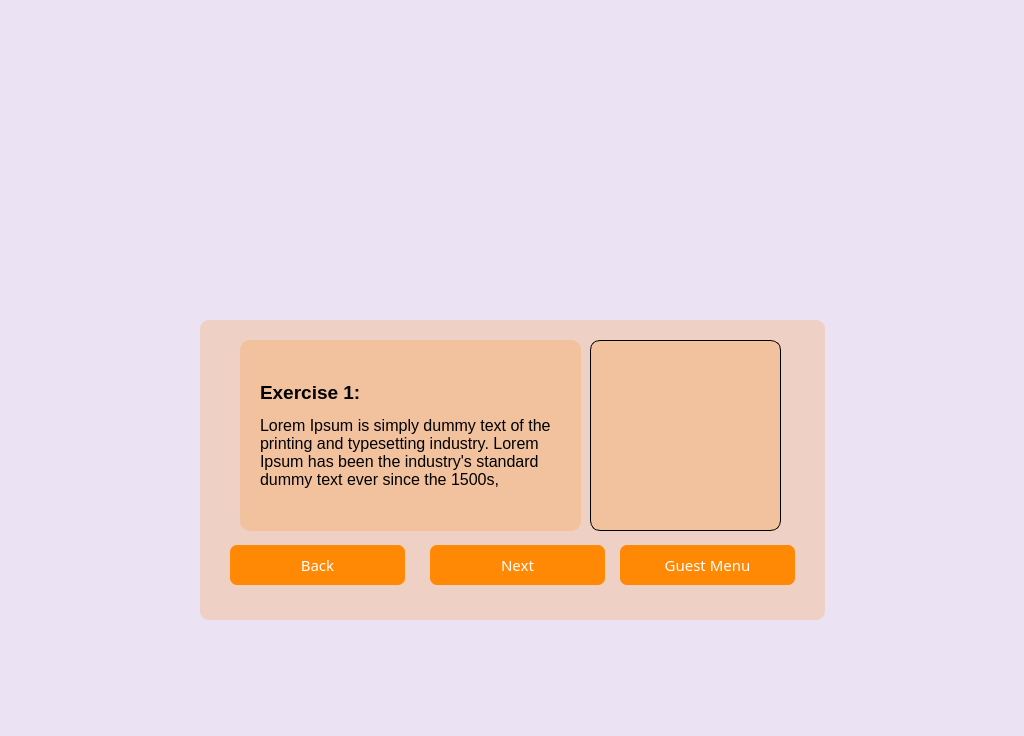
First picture: the form in static/guest_exercises.ui, repository lakshmivishal9496/Soft-Health, before the edit.
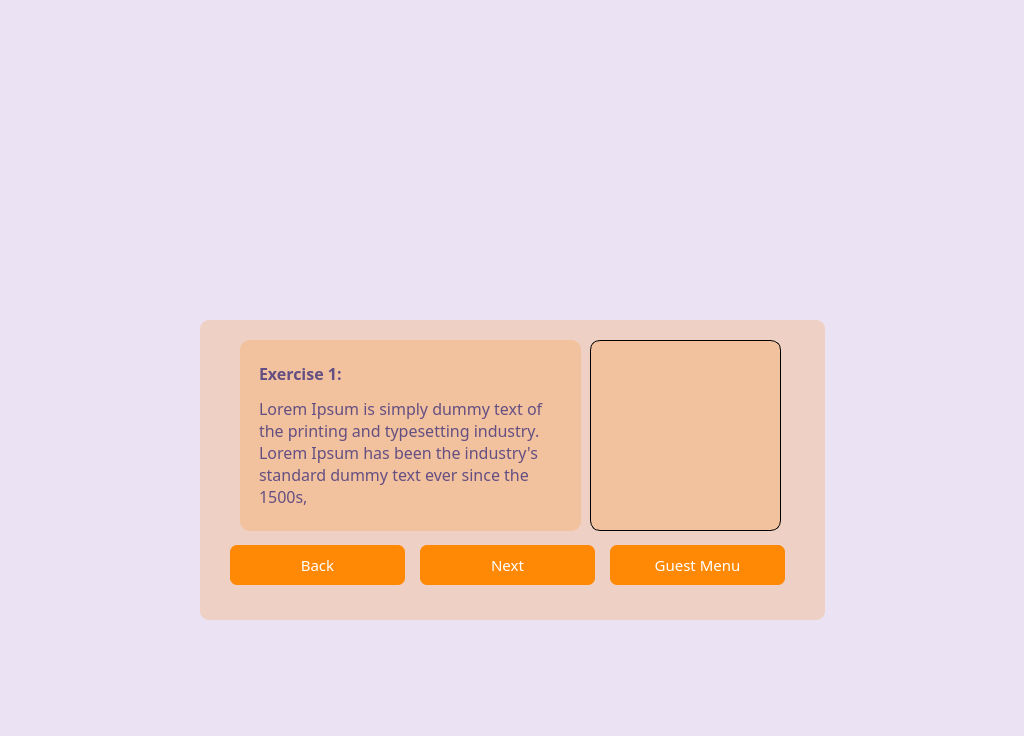
Second picture: the form after the edit. Icons and pictures are not drawn.

Commit message: finalized exercises app

```diff
--- a/static/guest_exercises.ui
+++ b/static/guest_exercises.ui
@@ -54,7 +54,7 @@
    <widget class="QPushButton" name="next_btn">
     <property name="geometry">
      <rect>
-      <x>230</x>
+      <x>220</x>
       <y>225</y>
       <width>175</width>
       <height>40</height>
@@ -118,7 +118,7 @@
    <widget class="QPushButton" name="guestMenu_btn">
     <property name="geometry">
      <rect>
-      <x>420</x>
+      <x>410</x>
       <y>225</y>
       <width>175</width>
       <height>40</height>
@@ -195,8 +195,10 @@
     </property>
     <property name="font">
      <font>
-      <pointsize>14</pointsize>
+      <family>MS Shell Dlg 2 0</family>
+      <pointsize>12</pointsize>
       <weight>50</weight>
+      <italic>false</italic>
       <bold>false</bold>
      </font>
     </property>
@@ -204,15 +206,16 @@
      <bool>false</bool>
     </property>
     <property name="styleSheet">
-     <string notr="true">    border: 1px ;
-    padding: 15px;
-    border-radius: 10px;</string>
+     <string notr="true">border: 0px ;
+padding: 15px;
+border-radius: 10px;
+font: 12pt &quot;MS Shell Dlg 2&quot;0 rgb(100, 79, 130);</string>
     </property>
     <property name="frameShape">
      <enum>QFrame::NoFrame</enum>
     </property>
     <property name="text">
-     <string>&lt;html&gt;&lt;head/&gt;&lt;body&gt;&lt;p&gt;&lt;span style=&quot; font-weight:600;&quot;&gt;Exercise 1:&lt;/span&gt;&lt;/p&gt;&lt;p&gt;&lt;span style=&quot; font-size:12pt;&quot;&gt;Lorem Ipsum is simply dummy text of the printing and typesetting industry. Lorem Ipsum has been the industry's standard dummy text ever since the 1500s,&lt;/span&gt;&lt;/p&gt;&lt;/body&gt;&lt;/html&gt;</string>
+     <string>&lt;html&gt;&lt;head/&gt;&lt;body&gt;&lt;p&gt;&lt;span style=&quot; font-weight:600; color:#644f82;&quot;&gt;Exercise 1:&lt;/span&gt;&lt;/p&gt;&lt;p&gt;&lt;span style=&quot; color:#644f82;&quot;&gt;Lorem Ipsum is simply dummy text of the printing and typesetting industry. Lorem Ipsum has been the industry's standard dummy text ever since the 1500s,&lt;/span&gt;&lt;/p&gt;&lt;/body&gt;&lt;/html&gt;</string>
     </property>
     <property name="wordWrap">
      <bool>true</bool>
```
The commit also changes 5 other files.
